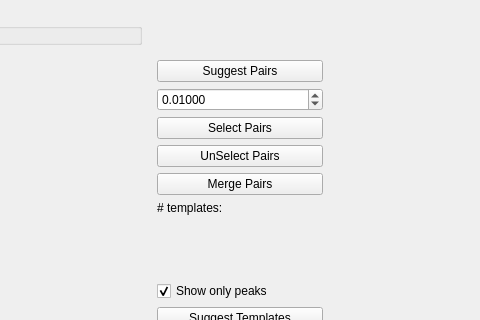
This is circus/qt_GUI/qt_merge.ui in spyking-circus/spyking-circus as Qt 5 draws it before an edit; both pictures show x 361 to 841 and y 0 to 320 of the 978 by 625 pixel window. The edited form follows.
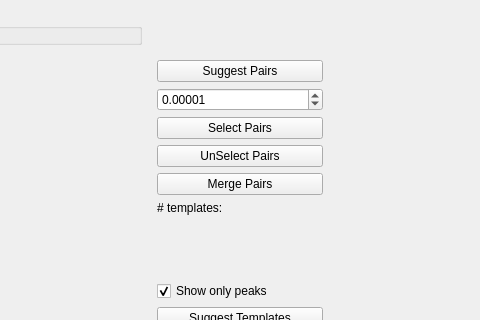
This is the edited form. Icons and pictures are not drawn. Custom widgets are drawn as their Qt base class.

Commit message: Default merging params still explored

Diff of the .ui file:
```diff
--- a/circus/qt_GUI/qt_merge.ui
+++ b/circus/qt_GUI/qt_merge.ui
@@ -316,7 +316,7 @@
           <double>0.010000000000000</double>
          </property>
          <property name="value">
-          <double>0.010000000000000</double>
+          <double>0.000010000000000</double>
          </property>
         </widget>
        </item>
```
Left out of the diff: 2 changed lines with no effect on the pictures.
